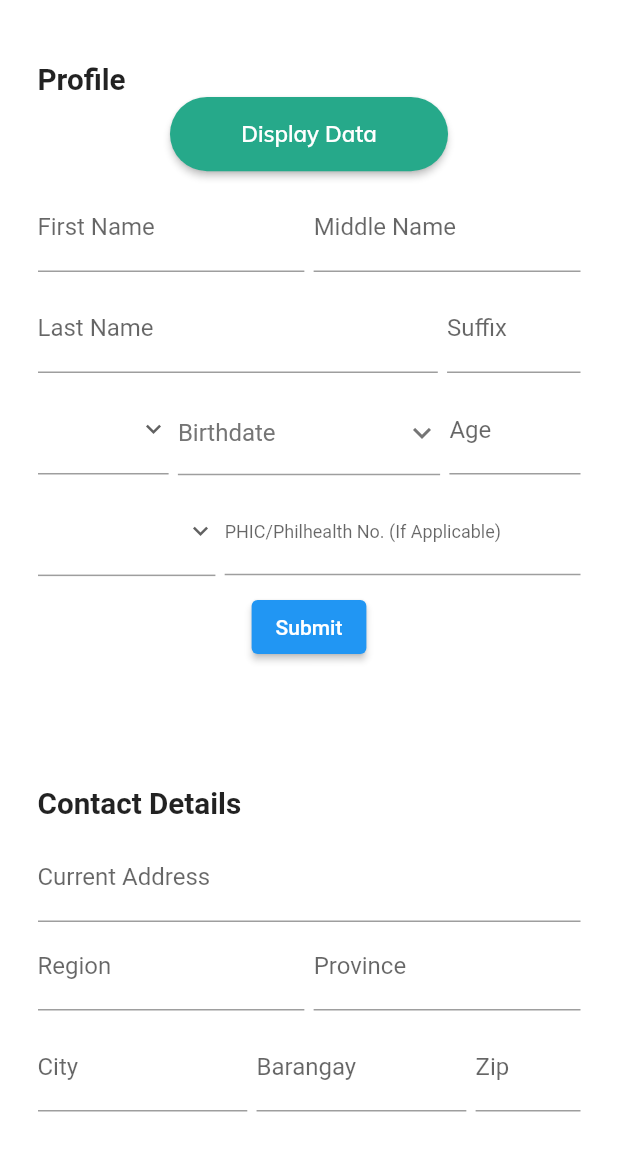
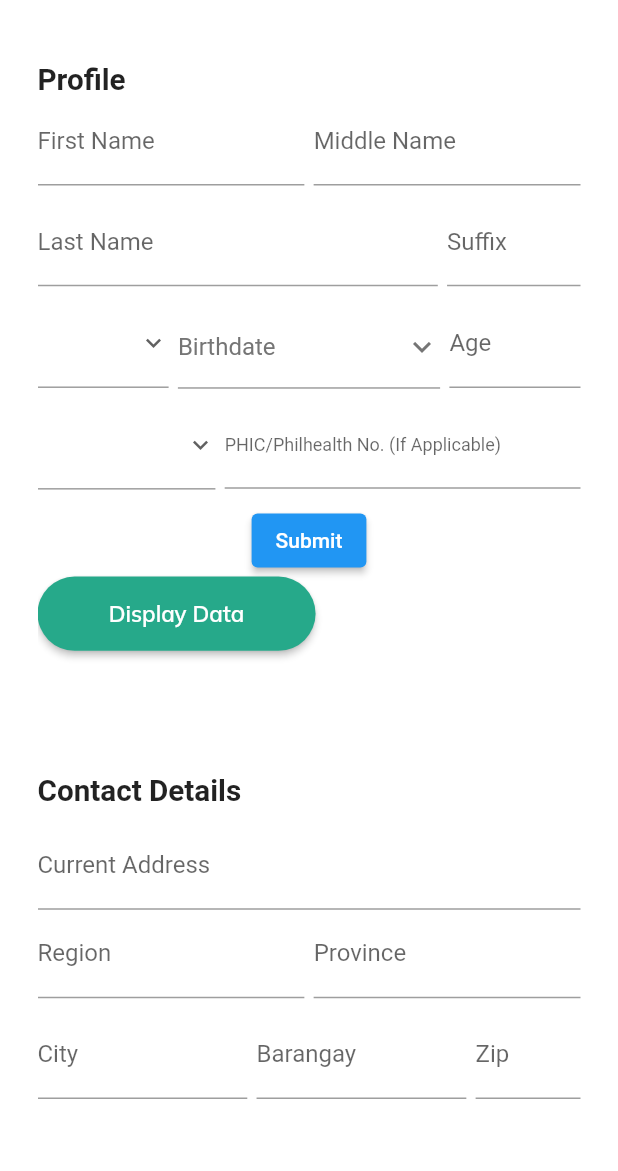
Before and after one commit to Book-cine/booksynation, a Flutter app: the PersonalInfo screen opened directly, on a phone screen of 412 x 824 dp, the part 59-1230 px from its top. Run offline on Flutter 3.47's test engine with Material 2 defaults, Android fonts, the phone set to English and light mode, and no system bars; our stand-ins replace cloud_firestore, firebase_core, flutter_svg; accounts and stored records are empty.

Commit message:
v6.3.4 Patient Profile Form 10/04/21

```diff
--- a/booksynation/lib/page/patient_info/widgets/display_data.dart
+++ b/booksynation/lib/page/patient_info/widgets/display_data.dart
@@ -42,6 +42,7 @@ class DisplayData extends StatelessWidget {
                           Text(
                               'My name is ${data.docs[index]['firstname']} ${data.docs[index]['middlename']} ${data.docs[index]['lastname']} ${data.docs[index]['suffix']}'),
                           Text('Gender: ${data.docs[index]['gender']}'),
+                          Text('Bdate: ${data.docs[index]['bday']}'),
                           Text(
                               'Civil Status:${data.docs[index]['civstatus']} '),
                           Text('Philhealth:${data.docs[index]['philhealth']}'),
--- a/booksynation/lib/page/patient_info/widgets/patient_profile.dart
+++ b/booksynation/lib/page/patient_info/widgets/patient_profile.dart
@@ -2,21 +2,17 @@ import 'package:booksynation/page/patient_info/widgets/display_data.dart';
 import 'package:cloud_firestore/cloud_firestore.dart';
 import 'package:flutter/material.dart';
 
-class ProfileData extends InheritedWidget {
-  final String firstName;
-
-  const ProfileData({
-    Key? key,
-    required this.firstName,
-    required Widget child,
-  }) : super(key: key, child: child);
-
-  static String of(BuildContext context) =>
-      context.dependOnInheritedWidgetOfExactType<ProfileData>()!.firstName;
-
-  @override
-  bool updateShouldNotify(ProfileData old) => firstName != old.firstName;
-}
+Map<String, String> docFields = {
+  'firstname': '',
+  'middlename': '',
+  'lastname': '',
+  'suffix': '',
+  'age': '',
+  'bday': '',
+  'gender': '',
+  'civstatus': '',
+  'philhealth': '',
+};
 
 class PatientProfile extends StatefulWidget {
   const PatientProfile({
@@ -35,19 +31,147 @@ class PatientProfile extends StatefulWidget {
 class _PatientProfileState extends State<PatientProfile> {
   final Stream<QuerySnapshot> users =
       FirebaseFirestore.instance.collection('users').snapshots();
+  final _formKey = GlobalKey<FormState>();
+
+  var gender = [
+    "Male",
+    "Female",
+  ];
+  var civstatus = [
+    "Single",
+    "Married",
+  ];
+
+  DateTime? date;
 
   @override
   Widget build(BuildContext context) {
-    return Column(
+    return _patientProfileForm(); // returns whole Profile form
+  }
+
+  Widget _patientProfileForm() {
+    CollectionReference users = FirebaseFirestore.instance.collection('users');
+    final Stream<QuerySnapshot<Object?>> user = users.snapshots();
+    return Form(
+      key: _formKey,
+      child: Column(
+        crossAxisAlignment: CrossAxisAlignment.start,
+        children: <Widget>[
+          Row(
+            mainAxisAlignment: MainAxisAlignment.spaceBetween,
             children: [
-        Column(
+              Expanded(
+                child: _patientFormField('First Name'),
+              ),
+              SizedBox(width: widget.width * 0.015),
+              Expanded(
+                child: _patientFormField('Middle Name'),
+              ),
+            ],
+          ),
+          SizedBox(height: widget.height * 0.010),
+          Row(
+            mainAxisAlignment: MainAxisAlignment.spaceBetween,
             children: [
+              Expanded(
+                flex: 3,
+                child: _patientFormField('Last Name'),
+              ),
+              SizedBox(width: widget.width * 0.015),
+              Expanded(
+                flex: 1,
+                child: _patientFormField('Suffix'),
+              ),
+            ],
+          ),
+          SizedBox(height: widget.height * 0.010),
+          Row(
+            mainAxisAlignment: MainAxisAlignment.spaceBetween,
+            children: [
+              Expanded(
+                flex: 1,
+                child: PatientDropdown(dropList: gender, label: 'Gender'),
+              ),
+              SizedBox(width: widget.width * 0.015),
+              Expanded(
+                flex: 2,
+                child: _birthdayPicker(),
+              ),
+              SizedBox(width: widget.width * 0.015),
+              Expanded(
+                flex: 1,
+                child: _patientFormField('Age'),
+              ),
+            ],
+          ),
+          SizedBox(height: widget.height * 0.010),
+          Row(
+            mainAxisAlignment: MainAxisAlignment.spaceBetween,
+            children: [
+              Expanded(
+                flex: 1,
+                child: PatientDropdown(
+                  dropList: civstatus,
+                  label: 'Civil Status',
+                ),
+              ),
+              SizedBox(width: widget.width * 0.015),
+              Expanded(
+                flex: 2,
+                child: TextField(
+                  decoration: InputDecoration(
+                    contentPadding: EdgeInsets.symmetric(
+                      vertical: 13,
+                    ),
+                    labelText: 'PHIC/Philhealth No. (If Applicable)',
+                    labelStyle: TextStyle(fontSize: 12),
+                  ),
+                  onChanged: (value) {
+                    docFields['philhealth'] = value;
+                  },
+                ),
+              ),
+            ],
+          ),
+          const SizedBox(height: 10),
+          Center(
+            child: ElevatedButton(
+              onPressed: () {
+                if (_formKey.currentState!.validate()) {
+                  ScaffoldMessenger.of(context).showSnackBar(
+                    const SnackBar(
+                      content: Text(
+                        'Submitting Your Data',
+                      ),
+                    ),
+                  );
+
+                  users
+                      .add({
+                        'firstname': docFields['firstname'].toString(),
+                        'middlename': docFields['middlename'].toString(),
+                        'lastname': docFields['lastname'].toString(),
+                        'suffix': docFields['suffix'].toString(),
+                        'gender': docFields['gender'].toString(),
+                        'age': docFields['age'].toString(),
+                        'civstatus': docFields['civstatus'].toString(),
+                        'philhealth': docFields['philhealth'].toString(),
+                        'bday': docFields['bday'].toString(),
+                      })
+                      .then((value) => print('Add User'))
+                      .catchError(
+                          (error) => print('Failed to add user: $error'));
+                }
+              },
+              child: const Text('Submit'),
+            ),
+          ),
           ElevatedButton(
             onPressed: () {
               Navigator.push(
                 context,
                 MaterialPageRoute(
-                      builder: (context) => DisplayData(users: users)),
+                    builder: (context) => DisplayData(users: user)),
               );
             },
             style: ElevatedButton.styleFrom(
@@ -71,205 +195,34 @@ class _PatientProfileState extends State<PatientProfile> {
               ),
             ),
           ),
-            SizedBox(height: widget.height * 0.010),
-            MyCustomForm(height: widget.height, width: widget.width),
         ],
-        ),
-      ],
-    );
-  }
-}
-
-class MyCustomForm extends StatefulWidget {
-  const MyCustomForm({
-    Key? key,
-    @required this.height,
-    @required this.width,
-  }) : super(key: key);
-
-  final height;
-  final width;
-
-  @override
-  _MyCustomFormState createState() => _MyCustomFormState();
-}
-
-class _MyCustomFormState extends State<MyCustomForm> {
-  final _formKey = GlobalKey<FormState>();
-
-  var firstName = '';
-  var middleName = '';
-  var lastName = '';
-  var suffix = '';
-  var age = '';
-  var philhealth = '';
-  var gender = [
-    "Male",
-    "Female",
-  ];
-  var sex = '';
-  var civstatus = [
-    "Single",
-    "Married",
-  ];
-  var civstat = '';
-
-  @override
-  Widget build(BuildContext context) {
-    CollectionReference users = FirebaseFirestore.instance.collection('users');
-    return ProfileData(
-      firstName: '',
-      child: Form(
-        key: _formKey,
-        child: Column(
-          crossAxisAlignment: CrossAxisAlignment.start,
-          children: <Widget>[
-            Row(
-              mainAxisAlignment: MainAxisAlignment.spaceBetween,
-              children: [
-                Expanded(
-                  child: PatientFormField(
-                    label: 'First Name',
-                  ),
-                ),
-                SizedBox(width: widget.width * 0.015),
-                Expanded(
-                  child: PatientFormField(
-                    label: 'Middle Name',
-                  ),
-                ),
-              ],
-            ),
-            SizedBox(height: widget.height * 0.010),
-            Row(
-              mainAxisAlignment: MainAxisAlignment.spaceBetween,
-              children: [
-                Expanded(
-                  flex: 3,
-                  child: PatientFormField(
-                    label: 'Last Name',
-                  ),
-                ),
-                SizedBox(width: widget.width * 0.015),
-                Expanded(
-                  flex: 1,
-                  child: PatientFormField(
-                    label: 'Suffix',
-                  ),
-                ),
-              ],
-            ),
-            SizedBox(height: widget.height * 0.010),
-            Row(
-              mainAxisAlignment: MainAxisAlignment.spaceBetween,
-              children: [
-                Expanded(
-                  flex: 1,
-                  child: PatientDropdown(
-                    dropList: gender,
-                  ),
-                ),
-                SizedBox(width: widget.width * 0.015),
-                Expanded(
-                  flex: 2,
-                  child: BirthdayPicker(),
-                ),
-                SizedBox(width: widget.width * 0.015),
-                Expanded(
-                  flex: 1,
-                  child: PatientFormField(
-                    label: 'Age',
-                  ),
-                ),
-              ],
-            ),
-            SizedBox(height: widget.height * 0.010),
-            Row(
-              mainAxisAlignment: MainAxisAlignment.spaceBetween,
-              children: [
-                Expanded(
-                  flex: 1,
-                  child: PatientDropdown(
-                    dropList: civstatus,
-                  ),
-                ),
-                SizedBox(width: widget.width * 0.015),
-                Expanded(
-                  flex: 2,
-                  child: TextField(
-                    decoration: InputDecoration(
-                      contentPadding: EdgeInsets.symmetric(
-                        vertical: 13,
-                      ),
-                      labelText: 'PHIC/Philhealth No. (If Applicable)',
-                      labelStyle: TextStyle(fontSize: 12),
-                    ),
-                    onChanged: (value) {
-                      philhealth = value;
-                    },
-                  ),
-                ),
-              ],
-            ),
-            const SizedBox(height: 10),
-            Center(
-              child: ElevatedButton(
-                onPressed: () {
-                  if (_formKey.currentState!.validate()) {
-                    ScaffoldMessenger.of(context).showSnackBar(
-                      const SnackBar(
-                        content: Text(
-                          'Submitting Your Data',
-                        ),
-                      ),
-                    );
-
-                    users
-                        .add({
-                          'firstname': firstName,
-                          'middlename': middleName,
-                          'lastname': lastName,
-                          'suffix': suffix,
-                          'gender': sex,
-                          'age': age,
-                          'civstatus': civstat,
-                          'philhealth': philhealth,
-                        })
-                        .then((value) => print('Add User'))
-                        .catchError(
-                            (error) => print('Failed to add user: $error'));
-                  }
-                },
-                child: const Text('Submit'),
-              ),
-            ),
-          ],
-        ),
       ),
     );
   }
-}
 
-//TextFormField
-@immutable
-class PatientFormField extends StatelessWidget {
-  PatientFormField({
-    Key? key,
-    @required this.label,
-  }) : super(key: key);
-
-  final label;
-  late final docField;
-
-  @override
-  Widget build(BuildContext context) {
+  Widget _patientFormField(String label) {
     return TextFormField(
       decoration: InputDecoration(
         labelText: '$label',
       ),
       onChanged: (value) {
-        // log('docField: $docField');
-        // docField = value;
+        switch (label) {
+          case 'First Name':
+            docFields['firstname'] = value;
+            break;
+          case 'Middle Name':
+            docFields['middlename'] = value;
+            break;
+          case 'Last Name':
+            docFields['lastname'] = value;
+            break;
+          case 'Suffix':
+            docFields['suffix'] = value;
+            break;
+          case 'Age':
+            docFields['age'] = value;
+            break;
+        }
       },
       validator: (value) {
         if (value == null || value.isEmpty) {
@@ -279,16 +232,71 @@ class PatientFormField extends StatelessWidget {
       },
     );
   }
+
+  String? getText() {
+    if (date == null) {
+      return 'Birthdate';
+    } else {
+      docFields['bday'] = '${date?.month}/${date?.day}/${date?.year}';
+      return docFields['bday'];
+    }
+  }
+
+  Widget _birthdayPicker() {
+    return InkWell(
+      onTap: () => pickDate(context),
+      child: Container(
+        padding: EdgeInsets.only(bottom: 15, top: 20),
+        decoration: BoxDecoration(
+          border: Border(
+            bottom: BorderSide(width: 1, color: Colors.grey),
+          ),
+        ),
+        child: Row(
+          mainAxisAlignment: MainAxisAlignment.spaceBetween,
+          children: [
+            Text(
+              getText().toString(),
+              style: TextStyle(
+                fontSize: 16,
+                color: Colors.grey.shade600,
+              ),
+            ),
+            Icon(
+              Icons.keyboard_arrow_down,
+              color: Colors.grey.shade600,
+            ),
+          ],
+        ),
+      ),
+    );
+  }
+
+  Future pickDate(BuildContext context) async {
+    final initialDate = DateTime.now();
+    final newDate = await showDatePicker(
+      context: context,
+      initialDate: initialDate,
+      firstDate: DateTime(DateTime.now().year - 100),
+      lastDate: DateTime(DateTime.now().year + 1),
+    );
+    if (newDate == null) return;
+
+    setState(() {
+      date = newDate;
+    });
+  }
 }
 
 class PatientDropdown extends StatefulWidget {
   PatientDropdown({
     Key? key,
     @required this.dropList,
+    @required this.label,
   }) : super(key: key);
 
   final dropList;
-  late final docField;
+  final label;
   @override
   _PatientDropdownState createState() => _PatientDropdownState();
 }
@@ -321,7 +329,14 @@ class _PatientDropdownState extends State<PatientDropdown> {
           ),
           onChanged: (value) {
             setState(() => this.dropdownValue = value);
-            // widget.docField = value;
+            switch (widget.label) {
+              case 'Gender':
+                docFields['gender'] = value.toString();
+                break;
+              case 'Civil Status':
+                docFields['civstatus'] = value.toString();
+                break;
+            }
           },
           items: widget.dropList.map<DropdownMenuItem<String>>((String value) {
             return DropdownMenuItem<String>(
@@ -334,68 +349,3 @@ class _PatientDropdownState extends State<PatientDropdown> {
     );
   }
 }
-
-class BirthdayPicker extends StatefulWidget {
-  const BirthdayPicker({Key? key}) : super(key: key);
-
-  @override
-  _BirthdayPickerState createState() => _BirthdayPickerState();
-}
-
-class _BirthdayPickerState extends State<BirthdayPicker> {
-  DateTime? date;
-
-  String getText() {
-    if (date == null) {
-      return 'Birthdate';
-    } else {
-      return '${date?.month}/${date?.day}/${date?.year}';
-    }
-  }
-
-  @override
-  Widget build(BuildContext context) {
-    return InkWell(
-      onTap: () => pickDate(context),
-      child: Container(
-        padding: EdgeInsets.only(bottom: 15, top: 20),
-        decoration: BoxDecoration(
-          border: Border(
-            bottom: BorderSide(width: 1, color: Colors.grey),
-          ),
-        ),
-        child: Row(
-          mainAxisAlignment: MainAxisAlignment.spaceBetween,
-          children: [
-            Text(
-              getText(),
-              style: TextStyle(
-                fontSize: 16,
-                color: Colors.grey.shade600,
-              ),
-            ),
-            Icon(
-              Icons.keyboard_arrow_down,
-              color: Colors.grey.shade600,
-            ),
-          ],
-        ),
-      ),
-    );
-  }
-
-  Future pickDate(BuildContext context) async {
-    final initialDate = DateTime.now();
-    final newDate = await showDatePicker(
-      context: context,
-      initialDate: initialDate,
-      firstDate: DateTime(DateTime.now().year - 100),
-      lastDate: DateTime(DateTime.now().year + 1),
-    );
-    if (newDate == null) return;
-
-    setState(() {
-      date = newDate;
-    });
-  }
-}
```
Lines whose indentation alone changed are shown as unchanged.
